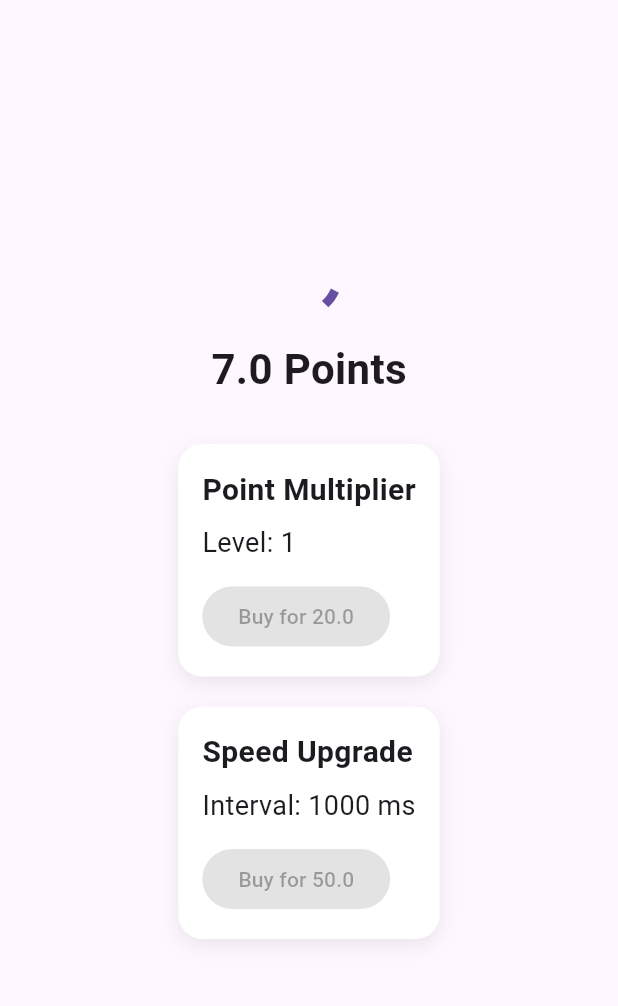
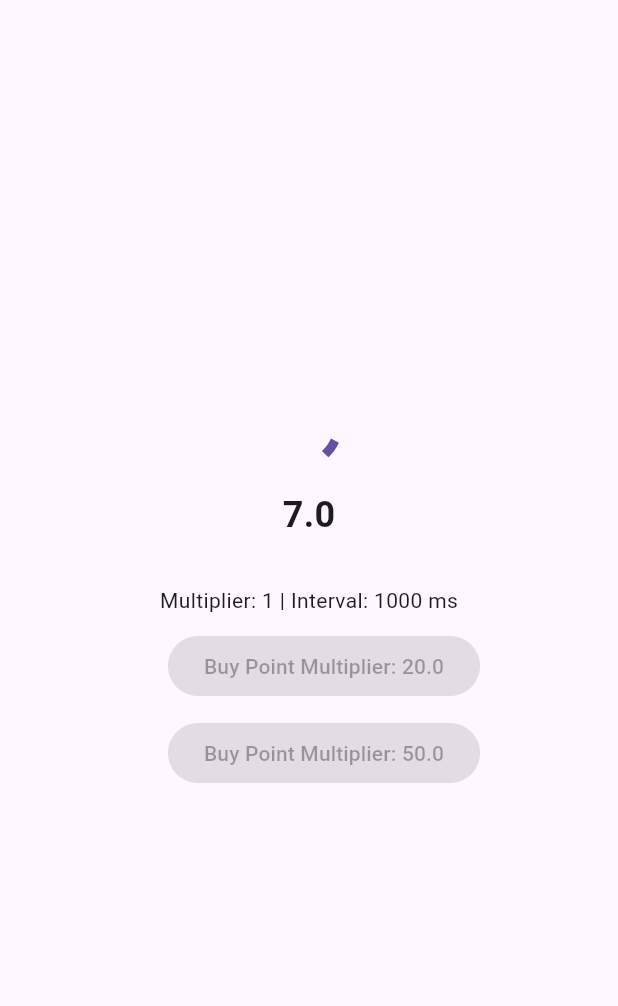
Before and after one commit to GGOOFPRO/let-s-it-loading, a Flutter app: the screen it shows after launch, on a phone screen of 412 x 824 dp, the part 63-1069 px from its top. Run offline on Flutter 3.47's test engine with Material 3 defaults, Android fonts, the phone set to English and light mode, and no system bars; our stand-ins replace get.

Commit message:
Back to 0.1 BabY!!

```diff
--- a/let_it_load/lib/view/homepage.dart
+++ b/let_it_load/lib/view/homepage.dart
@@ -13,107 +13,85 @@ class HomePage extends StatelessWidget {
     return Scaffold(
       appBar: AppBar(title: const Text('Let It Load')),
       body: Center(
-        child: SingleChildScrollView(
-          padding: const EdgeInsets.all(16.0),
         child: Column(
+          mainAxisAlignment: MainAxisAlignment.center,
           children: <Widget>[
             RotationTransition(
               turns: loadingController.anicontroller,
-                child: const CircularProgressIndicator(strokeWidth: 6.0),
+              child: CircularProgressIndicator(strokeWidth: 6.0),
             ),
-              const SizedBox(height: 20),
-
-              // Current Points Display
+            SizedBox(height: 20),
             Obx(
               () => Text(
-                  '${loadingPoint.point.value.toStringAsFixed(1)} Points',
-                  style: const TextStyle(
-                    fontSize: 28,
-                    fontWeight: FontWeight.bold,
+                loadingPoint.point.value.toStringAsFixed(1),
+                style: TextStyle(fontSize: 24, fontWeight: FontWeight.bold),
               ),
             ),
+            SizedBox(height: 30),
+            Obx(
+              () => Text(
+                'Multiplier: ${loadingPoint.pointMultiplyerAmount.value} | Interval: ${loadingPoint.pointPerSecond.value} ms',
               ),
-              const SizedBox(height: 30),
-
-              // Upgrades Section
-              buildUpgradeCard(
-                title: 'Point Multiplier',
-                valueDisplay: Obx(() => Text(
-                  'Level: ${loadingPoint.pointMultiplyerAmount.value}',
-                  style: const TextStyle(fontSize: 18),
-                )),
-                price: loadingPoint.pointMultiplyerPrice,
-                onBuy: () {
+            ),
+            SizedBox(height: 10),
+            Column(
+              children: [
+                Row(
+                  mainAxisAlignment: MainAxisAlignment.center,
+                  children: [
+                    SizedBox(width: 20),
+                    Obx(
+                      () => FilledButton(
+                        onPressed:
+                            loadingPoint.point.value >=
+                                    loadingPoint.pointMultiplyerPrice.value
+                                ? () {
                                   loadingPoint.buyPointMultiplyer();
                                   ScaffoldMessenger.of(context).showSnackBar(
-                    const SnackBar(content: Text('Point Multiplier Purchased!')),
-                  );
-                },
-                isBuyable: (loadingPoint.point.value >= loadingPoint.pointMultiplyerPrice.value).obs,
-              ),
-
-              const SizedBox(height: 20),
-
-              buildUpgradeCard(
-                title: 'Speed Upgrade',
-                valueDisplay: Obx(() => Text(
-                  'Interval: ${loadingPoint.pointPerSecond.value.toStringAsFixed(0)} ms',
-                  style: const TextStyle(fontSize: 18),
-                )),
-                price: loadingPoint.speedUpPrice,
-                onBuy: () {
-                  loadingPoint.buySpeedUP();
-                  ScaffoldMessenger.of(context).showSnackBar(
-                    const SnackBar(content: Text('Speed Upgrade Purchased!')),
-                  );
-                },
-                isBuyable: ((loadingPoint.point.value >= loadingPoint.speedUpPrice.value).obs),
-              ),
-            ],
-          ),
+                                    SnackBar(
+                                      content: Text(
+                                        'Point Multiplier Purchased!',
                                       ),
                                     ),
                                   );
                                 }
-
-  Widget buildUpgradeCard({
-    required String title,
-    required Widget valueDisplay,
-    required RxDouble price,
-    required VoidCallback onBuy,
-    required RxBool isBuyable,
-  }) {
-    return Obx(
-      () => Container(
-        padding: const EdgeInsets.all(16),
-        margin: const EdgeInsets.symmetric(horizontal: 8),
-        decoration: BoxDecoration(
-          color: Colors.white,
-          borderRadius: BorderRadius.circular(16),
-          boxShadow: [
-            BoxShadow(
-              color: Colors.black.withOpacity(0.08),
-              blurRadius: 10,
-              offset: const Offset(0, 4),
+                                : null,
+                        child: Text(
+                          'Buy Point Multiplier: ${loadingPoint.pointMultiplyerPrice.value.toStringAsFixed(1)}',
+                        ),
+                      ),
                     ),
                   ],
                 ),
-        child: Column(
-          crossAxisAlignment: CrossAxisAlignment.start,
+                SizedBox(height: 10),
+                Row(
+                  mainAxisAlignment: MainAxisAlignment.center,
                   children: [
-            Text(
-              title,
-              style: const TextStyle(
-                fontSize: 20,
-                fontWeight: FontWeight.bold,
+                    SizedBox(width: 20),
+                    Obx(
+                      () => FilledButton(
+                        onPressed:
+                            loadingPoint.point.value >=
+                                    loadingPoint.speedUpPrice.value
+                                ? () {
+                                  loadingPoint.buySpeedUP();
+                                  ScaffoldMessenger.of(context).showSnackBar(
+                                    SnackBar(
+                                      content: Text(
+                                        'Point Speed Up Purchased!',
                                       ),
                                     ),
-            const SizedBox(height: 8),
-            valueDisplay,
-            const SizedBox(height: 12),
-            FilledButton(
-              onPressed: isBuyable.value ? onBuy : null,
-              child: Text('Buy for ${price.value.toStringAsFixed(1)}'),
+                                  );
+                                }
+                                : null,
+                        child: Text(
+                          'Buy Point Multiplier: ${loadingPoint.speedUpPrice.value.toStringAsFixed(1)}',
+                        ),
+                      ),
+                    ),
+                  ],
+                ),
+              ],
             ),
           ],
         ),
```
Lines whose indentation alone changed are shown as unchanged.
